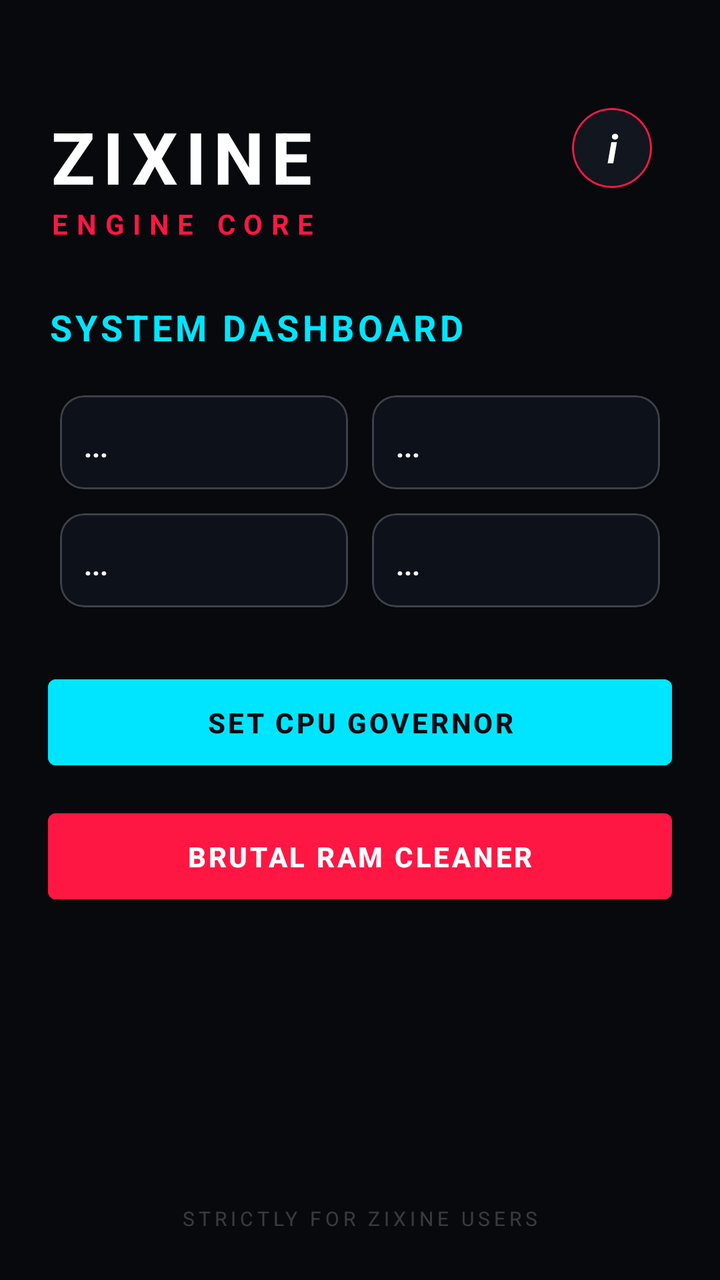
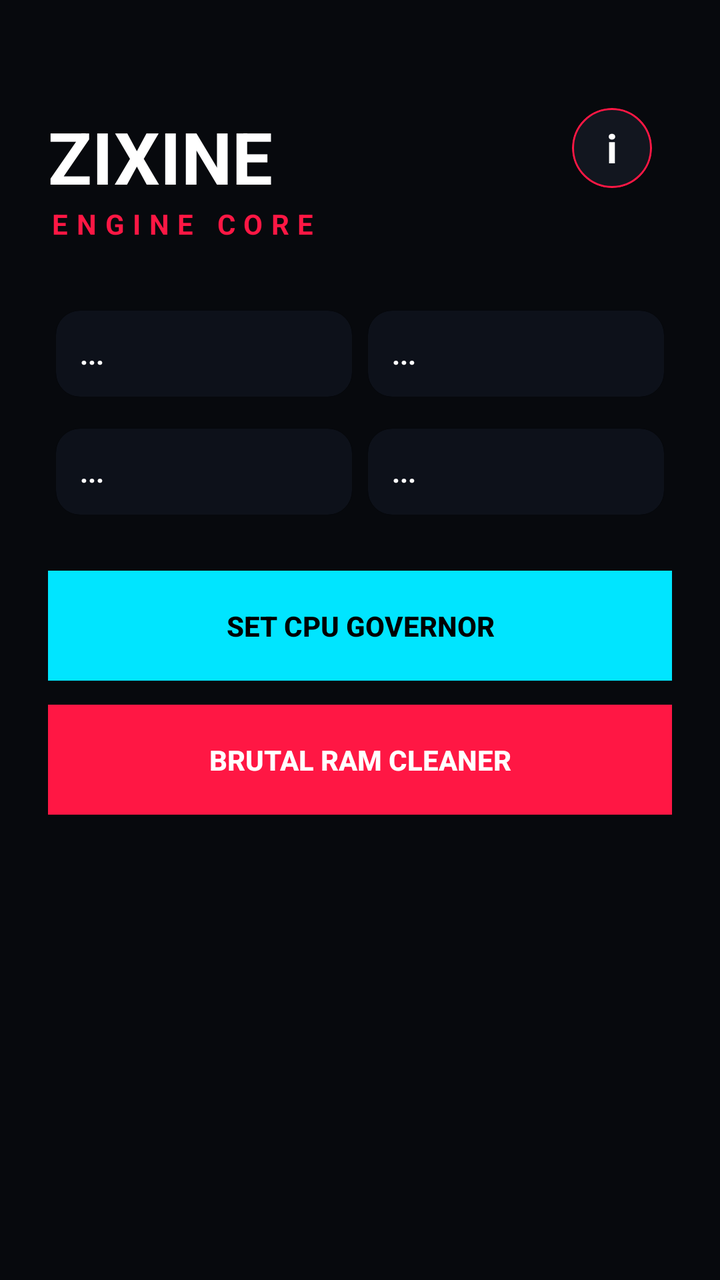

An Android layout rendered at two revisions. The XML below is the earlier revision; the diff shows what the commit changed to produce the second picture.
<!-- AndroidManifest.xml: application theme Theme.MaterialComponents.DayNight.NoActionBar -->
<!-- res/layout/activity_main.xml -->
<?xml version="1.0" encoding="utf-8"?>
<RelativeLayout xmlns:android="http://schemas.android.com/apk/res/android"
    xmlns:app="http://schemas.android.com/apk/res-auto"
    android:layout_width="match_parent"
    android:layout_height="match_parent"
    android:background="#07090D"
    android:padding="24dp">

    <com.google.android.material.card.MaterialCardView
        android:id="@+id/btn_info"
        android:layout_width="40dp"
        android:layout_height="40dp"
        android:layout_alignParentTop="true"
        android:layout_alignParentEnd="true"
        android:layout_marginTop="30dp"
        android:layout_marginEnd="10dp"
        android:clickable="true"
        android:focusable="true"
        app:cardBackgroundColor="#12161F"
        app:cardCornerRadius="20dp"
        app:strokeColor="#FF1744"
        app:strokeWidth="1dp">
        <TextView
            android:layout_width="match_parent"
            android:layout_height="match_parent"
            android:text="i"
            android:textColor="#FFFFFF"
            android:textSize="20sp"
            android:textStyle="bold|italic"
            android:gravity="center"/>
    </com.google.android.material.card.MaterialCardView>

    <LinearLayout
        android:id="@+id/header"
        android:layout_width="wrap_content"
        android:layout_height="wrap_content"
        android:orientation="vertical"
        android:layout_marginTop="30dp">
        <TextView
            android:layout_width="wrap_content"
            android:layout_height="wrap_content"
            android:text="ZIXINE"
            android:textColor="#FFFFFF"
            android:textSize="36sp"
            android:textStyle="bold"
            android:letterSpacing="0.1"/>
        <TextView
            android:layout_width="wrap_content"
            android:layout_height="wrap_content"
            android:text="ENGINE CORE"
            android:textColor="#FF1744"
            android:textSize="14sp"
            android:textStyle="bold"
            android:letterSpacing="0.3"/>
    </LinearLayout>

    <com.google.android.material.card.MaterialCardView
        android:id="@+id/layout_locked"
        android:layout_width="match_parent"
        android:layout_height="wrap_content"
        android:layout_centerInParent="true"
        app:cardBackgroundColor="#0D111A"
        app:cardCornerRadius="16dp"
        app:strokeColor="#33FF1744"
        app:strokeWidth="1dp"
        android:visibility="gone">

        <LinearLayout
            android:layout_width="match_parent"
            android:layout_height="wrap_content"
            android:orientation="vertical"
            android:padding="24dp">

            <TextView
                android:layout_width="match_parent"
                android:layout_height="wrap_content"
                android:text="RESTRICTED AREA"
                android:textColor="#FF1744"
                android:textSize="16sp"
                android:textStyle="bold"
                android:gravity="center"
                android:letterSpacing="0.2"/>

            <EditText
                android:id="@+id/input_code"
                android:layout_width="match_parent"
                android:layout_height="50dp"
                android:layout_marginTop="20dp"
                android:hint="Enter Passkey"
                android:textColorHint="#44FFFFFF"
                android:textColor="#FFFFFF"
                android:inputType="numberPassword"
                android:gravity="center"
                android:backgroundTint="#FF1744"
                android:textSize="18sp"
                android:letterSpacing="0.3"/>
                
            <Button
                android:id="@+id/btn_unlock"
                android:layout_width="match_parent"
                android:layout_height="55dp"
                android:layout_marginTop="20dp"
                android:text="BYPASS SECURITY"
                android:textColor="#FFFFFF"
                android:textStyle="bold"
                android:backgroundTint="#FF1744"/>
        </LinearLayout>
    </com.google.android.material.card.MaterialCardView>

    <LinearLayout
        android:id="@+id/layout_verified"
        android:layout_width="match_parent"
        android:layout_height="match_parent"
        android:layout_below="@id/header"
        android:layout_marginTop="30dp"
        android:orientation="vertical"
        android:visibility="visible">

        <TextView
            android:layout_width="wrap_content"
            android:layout_height="wrap_content"
            android:text="SYSTEM DASHBOARD"
            android:textColor="#00E5FF"
            android:textSize="18sp"
            android:textStyle="bold"
            android:letterSpacing="0.1"
            android:layout_marginBottom="16dp"/>

        <LinearLayout
            android:layout_width="match_parent"
            android:layout_height="wrap_content"
            android:orientation="vertical"
            android:layout_marginBottom="24dp">

            <LinearLayout
                android:layout_width="match_parent"
                android:layout_height="wrap_content"
                android:orientation="horizontal">

                <com.google.android.material.card.MaterialCardView
                    android:layout_width="0dp"
                    android:layout_height="wrap_content"
                    android:layout_weight="1"
                    android:layout_margin="6dp"
                    app:cardBackgroundColor="#0D111A"
                    app:cardCornerRadius="12dp"
                    app:strokeColor="#33FFFFFF"
                    app:strokeWidth="1dp">
                    <LinearLayout
                        android:layout_width="match_parent"
                        android:layout_height="wrap_content"
                        android:orientation="vertical"
                        android:padding="12dp">
                        <TextView android:text="RAM USAGE" android:textColor="#88FFFFFF" android:textSize="10sp" android:textStyle="bold"/>
                        <TextView android:id="@+id/tv_ram" android:layout_width="wrap_content" android:layout_height="wrap_content" android:text="..." android:textColor="#FFFFFF" android:textSize="14sp" android:layout_marginTop="4dp" android:textStyle="bold"/>
                    </LinearLayout>
                </com.google.android.material.card.MaterialCardView>

                <com.google.android.material.card.MaterialCardView
                    android:layout_width="0dp"
                    android:layout_height="wrap_content"
                    android:layout_weight="1"
                    android:layout_margin="6dp"
                    app:cardBackgroundColor="#0D111A"
                    app:cardCornerRadius="12dp"
                    app:strokeColor="#33FFFFFF"
                    app:strokeWidth="1dp">
                    <LinearLayout
                        android:layout_width="match_parent"
                        android:layout_height="wrap_content"
                        android:orientation="vertical"
                        android:padding="12dp">
                        <TextView android:text="ZRAM (SWAP)" android:textColor="#88FFFFFF" android:textSize="10sp" android:textStyle="bold"/>
                        <TextView android:id="@+id/tv_zram" android:layout_width="wrap_content" android:layout_height="wrap_content" android:text="..." android:textColor="#FFFFFF" android:textSize="14sp" android:layout_marginTop="4dp" android:textStyle="bold"/>
                    </LinearLayout>
                </com.google.android.material.card.MaterialCardView>
            </LinearLayout>

            <LinearLayout
                android:layout_width="match_parent"
                android:layout_height="wrap_content"
                android:orientation="horizontal">

                <com.google.android.material.card.MaterialCardView
                    android:layout_width="0dp"
                    android:layout_height="wrap_content"
                    android:layout_weight="1"
                    android:layout_margin="6dp"
                    app:cardBackgroundColor="#0D111A"
                    app:cardCornerRadius="12dp"
                    app:strokeColor="#33FFFFFF"
                    app:strokeWidth="1dp">
                    <LinearLayout
                        android:layout_width="match_parent"
                        android:layout_height="wrap_content"
                        android:orientation="vertical"
                        android:padding="12dp">
                        <TextView android:text="CPU GOVERNOR" android:textColor="#88FFFFFF" android:textSize="10sp" android:textStyle="bold"/>
                        <TextView android:id="@+id/tv_cpu" android:layout_width="wrap_content" android:layout_height="wrap_content" android:text="..." android:textColor="#FFFFFF" android:textSize="14sp" android:layout_marginTop="4dp" android:textStyle="bold"/>
                    </LinearLayout>
                </com.google.android.material.card.MaterialCardView>

                <com.google.android.material.card.MaterialCardView
                    android:layout_width="0dp"
                    android:layout_height="wrap_content"
                    android:layout_weight="1"
                    android:layout_margin="6dp"
                    app:cardBackgroundColor="#0D111A"
                    app:cardCornerRadius="12dp"
                    app:strokeColor="#33FFFFFF"
                    app:strokeWidth="1dp">
                    <LinearLayout
                        android:layout_width="match_parent"
                        android:layout_height="wrap_content"
                        android:orientation="vertical"
                        android:padding="12dp">
                        <TextView android:text="BATERAI" android:textColor="#88FFFFFF" android:textSize="10sp" android:textStyle="bold"/>
                        <TextView android:id="@+id/tv_battery" android:layout_width="wrap_content" android:layout_height="wrap_content" android:text="..." android:textColor="#FFFFFF" android:textSize="14sp" android:layout_marginTop="4dp" android:textStyle="bold"/>
                    </LinearLayout>
                </com.google.android.material.card.MaterialCardView>
            </LinearLayout>
        </LinearLayout>

        <LinearLayout
            android:layout_width="match_parent"
            android:layout_height="wrap_content"
            android:orientation="vertical">

            <Button
                android:id="@+id/btn_cpu_gov"
                android:layout_width="match_parent"
                android:layout_height="55dp"
                android:text="SET CPU GOVERNOR"
                android:textColor="#090C15"
                android:textStyle="bold"
                android:backgroundTint="#00E5FF"
                android:layout_marginBottom="12dp"/>

            <Button
                android:id="@+id/btn_clean_ram"
                android:layout_width="match_parent"
                android:layout_height="55dp"
                android:text="BRUTAL RAM CLEANER"
                android:textColor="#FFFFFF"
                android:textStyle="bold"
                android:backgroundTint="#FF1744" />
        </LinearLayout>
    </LinearLayout>

    <TextView
        android:layout_width="match_parent"
        android:layout_height="wrap_content"
        android:layout_alignParentBottom="true"
        android:text="STRICTLY FOR ZIXINE USERS"
        android:textColor="#33FFFFFF"
        android:textSize="10sp"
        android:gravity="center"
        android:letterSpacing="0.2"/>

</RelativeLayout>
<!-- resources referenced by this layout -->
<resources>

</resources>

<!-- the commit's change to res/layout/activity_main.xml (unified diff, before → after) -->
@@ -14,8 +14,6 @@
         android:layout_alignParentEnd="true"
         android:layout_marginTop="30dp"
         android:layout_marginEnd="10dp"
-        android:clickable="true"
-        android:focusable="true"
         app:cardBackgroundColor="#12161F"
         app:cardCornerRadius="20dp"
         app:strokeColor="#FF1744"
@@ -26,7 +24,7 @@
             android:text="i"
             android:textColor="#FFFFFF"
             android:textSize="20sp"
-            android:textStyle="bold|italic"
+            android:textStyle="bold"
             android:gravity="center"/>
     </com.google.android.material.card.MaterialCardView>
 
@@ -42,8 +40,7 @@
             android:text="ZIXINE"
             android:textColor="#FFFFFF"
             android:textSize="36sp"
-            android:textStyle="bold"
-            android:letterSpacing="0.1"/>
+            android:textStyle="bold"/>
         <TextView
             android:layout_width="wrap_content"
             android:layout_height="wrap_content"
@@ -64,46 +61,36 @@
         app:strokeColor="#33FF1744"
         app:strokeWidth="1dp"
         android:visibility="gone">
-
         <LinearLayout
             android:layout_width="match_parent"
             android:layout_height="wrap_content"
             android:orientation="vertical"
             android:padding="24dp">
-
             <TextView
                 android:layout_width="match_parent"
                 android:layout_height="wrap_content"
-                android:text="RESTRICTED AREA"
+                android:text="SYSTEM LOCKED"
                 android:textColor="#FF1744"
-                android:textSize="16sp"
-                android:textStyle="bold"
                 android:gravity="center"
-                android:letterSpacing="0.2"/>
-
+                android:textStyle="bold"/>
             <EditText
                 android:id="@+id/input_code"
                 android:layout_width="match_parent"
                 android:layout_height="50dp"
                 android:layout_marginTop="20dp"
-                android:hint="Enter Passkey"
-                android:textColorHint="#44FFFFFF"
+                android:hint="Passkey"
                 android:textColor="#FFFFFF"
+                android:backgroundTint="#FF1744"
                 android:inputType="numberPassword"
-                android:gravity="center"
-                android:backgroundTint="#FF1744"
-                android:textSize="18sp"
-                android:letterSpacing="0.3"/>
-                
-            <Button
+                android:gravity="center"/>
+            <androidx.appcompat.widget.AppCompatButton
                 android:id="@+id/btn_unlock"
                 android:layout_width="match_parent"
                 android:layout_height="55dp"
                 android:layout_marginTop="20dp"
-                android:text="BYPASS SECURITY"
-                android:textColor="#FFFFFF"
-                android:textStyle="bold"
-                android:backgroundTint="#FF1744"/>
+                android:text="UNLOCK"
+                android:background="#FF1744"
+                android:textColor="#FFFFFF"/>
         </LinearLayout>
     </com.google.android.material.card.MaterialCardView>
 
@@ -116,145 +103,88 @@
         android:orientation="vertical"
         android:visibility="visible">
 
-        <TextView
-            android:layout_width="wrap_content"
-            android:layout_height="wrap_content"
-            android:text="SYSTEM DASHBOARD"
-            android:textColor="#00E5FF"
-            android:textSize="18sp"
-            android:textStyle="bold"
-            android:letterSpacing="0.1"
-            android:layout_marginBottom="16dp"/>
-
         <LinearLayout
             android:layout_width="match_parent"
             android:layout_height="wrap_content"
-            android:orientation="vertical"
-            android:layout_marginBottom="24dp">
-
-            <LinearLayout
-                android:layout_width="match_parent"
+            android:orientation="horizontal"
+            android:weightSum="2">
+            <com.google.android.material.card.MaterialCardView
+                android:layout_width="0dp"
                 android:layout_height="wrap_content"
-                android:orientation="horizontal">
-
-                <com.google.android.material.card.MaterialCardView
-                    android:layout_width="0dp"
-                    android:layout_height="wrap_content"
-                    android:layout_weight="1"
-                    android:layout_margin="6dp"
-                    app:cardBackgroundColor="#0D111A"
-                    app:cardCornerRadius="12dp"
-                    app:strokeColor="#33FFFFFF"
-                    app:strokeWidth="1dp">
-                    <LinearLayout
-                        android:layout_width="match_parent"
-                        android:layout_height="wrap_content"
-                        android:orientation="vertical"
-                        android:padding="12dp">
-                        <TextView android:text="RAM USAGE" android:textColor="#88FFFFFF" android:textSize="10sp" android:textStyle="bold"/>
-                        <TextView android:id="@+id/tv_ram" android:layout_width="wrap_content" android:layout_height="wrap_content" android:text="..." android:textColor="#FFFFFF" android:textSize="14sp" android:layout_marginTop="4dp" android:textStyle="bold"/>
-                    </LinearLayout>
-                </com.google.android.material.card.MaterialCardView>
-
-                <com.google.android.material.card.MaterialCardView
-                    android:layout_width="0dp"
-                    android:layout_height="wrap_content"
-                    android:layout_weight="1"
-                    android:layout_margin="6dp"
-                    app:cardBackgroundColor="#0D111A"
-                    app:cardCornerRadius="12dp"
-                    app:strokeColor="#33FFFFFF"
-                    app:strokeWidth="1dp">
-                    <LinearLayout
-                        android:layout_width="match_parent"
-                        android:layout_height="wrap_content"
-                        android:orientation="vertical"
-                        android:padding="12dp">
-                        <TextView android:text="ZRAM (SWAP)" android:textColor="#88FFFFFF" android:textSize="10sp" android:textStyle="bold"/>
-                        <TextView android:id="@+id/tv_zram" android:layout_width="wrap_content" android:layout_height="wrap_content" android:text="..." android:textColor="#FFFFFF" android:textSize="14sp" android:layout_marginTop="4dp" android:textStyle="bold"/>
-                    </LinearLayout>
-                </com.google.android.material.card.MaterialCardView>
-            </LinearLayout>
-
-            <LinearLayout
-                android:layout_width="match_parent"
+                android:layout_weight="1"
+                android:layout_margin="4dp"
+                app:cardBackgroundColor="#0D111A"
+                app:cardCornerRadius="12dp">
+                <LinearLayout android:padding="12dp" android:orientation="vertical" android:layout_width="match_parent" android:layout_height="wrap_content">
+                    <TextView android:text="RAM" android:textColor="#88FFFFFF" android:textSize="10sp"/>
+                    <TextView android:id="@+id/tv_ram" android:text="..." android:textColor="#FFFFFF" android:textStyle="bold" android:layout_width="wrap_content" android:layout_height="wrap_content"/>
+                </LinearLayout>
+            </com.google.android.material.card.MaterialCardView>
+            <com.google.android.material.card.MaterialCardView
+                android:layout_width="0dp"
                 android:layout_height="wrap_content"
-                android:orientation="horizontal">
-
-                <com.google.android.material.card.MaterialCardView
-                    android:layout_width="0dp"
-                    android:layout_height="wrap_content"
-                    android:layout_weight="1"
-                    android:layout_margin="6dp"
-                    app:cardBackgroundColor="#0D111A"
-                    app:cardCornerRadius="12dp"
-                    app:strokeColor="#33FFFFFF"
-                    app:strokeWidth="1dp">
-                    <LinearLayout
-                        android:layout_width="match_parent"
-                        android:layout_height="wrap_content"
-                        android:orientation="vertical"
-                        android:padding="12dp">
-                        <TextView android:text="CPU GOVERNOR" android:textColor="#88FFFFFF" android:textSize="10sp" android:textStyle="bold"/>
-                        <TextView android:id="@+id/tv_cpu" android:layout_width="wrap_content" android:layout_height="wrap_content" android:text="..." android:textColor="#FFFFFF" android:textSize="14sp" android:layout_marginTop="4dp" android:textStyle="bold"/>
-                    </LinearLayout>
-                </com.google.android.material.card.MaterialCardView>
-
-                <com.google.android.material.card.MaterialCardView
-                    android:layout_width="0dp"
-                    android:layout_height="wrap_content"
-                    android:layout_weight="1"
-                    android:layout_margin="6dp"
-                    app:cardBackgroundColor="#0D111A"
-                    app:cardCornerRadius="12dp"
-                    app:strokeColor="#33FFFFFF"
-                    app:strokeWidth="1dp">
-                    <LinearLayout
-                        android:layout_width="match_parent"
-                        android:layout_height="wrap_content"
-                        android:orientation="vertical"
-                        android:padding="12dp">
-                        <TextView android:text="BATERAI" android:textColor="#88FFFFFF" android:textSize="10sp" android:textStyle="bold"/>
-                        <TextView android:id="@+id/tv_battery" android:layout_width="wrap_content" android:layout_height="wrap_content" android:text="..." android:textColor="#FFFFFF" android:textSize="14sp" android:layout_marginTop="4dp" android:textStyle="bold"/>
-                    </LinearLayout>
-                </com.google.android.material.card.MaterialCardView>
-            </LinearLayout>
+                android:layout_weight="1"
+                android:layout_margin="4dp"
+                app:cardBackgroundColor="#0D111A"
+                app:cardCornerRadius="12dp">
+                <LinearLayout android:padding="12dp" android:orientation="vertical" android:layout_width="match_parent" android:layout_height="wrap_content">
+                    <TextView android:text="ZRAM" android:textColor="#88FFFFFF" android:textSize="10sp"/>
+                    <TextView android:id="@+id/tv_zram" android:text="..." android:textColor="#FFFFFF" android:textStyle="bold" android:layout_width="wrap_content" android:layout_height="wrap_content"/>
+                </LinearLayout>
+            </com.google.android.material.card.MaterialCardView>
         </LinearLayout>
 
         <LinearLayout
             android:layout_width="match_parent"
             android:layout_height="wrap_content"
-            android:orientation="vertical">
+            android:orientation="horizontal"
+            android:weightSum="2"
+            android:layout_marginTop="8dp">
+            <com.google.android.material.card.MaterialCardView
+                android:layout_width="0dp"
+                android:layout_height="wrap_content"
+                android:layout_weight="1"
+                android:layout_margin="4dp"
+                app:cardBackgroundColor="#0D111A"
+                app:cardCornerRadius="12dp">
+                <LinearLayout android:padding="12dp" android:orientation="vertical" android:layout_width="match_parent" android:layout_height="wrap_content">
+                    <TextView android:text="GOVERNOR" android:textColor="#88FFFFFF" android:textSize="10sp"/>
+                    <TextView android:id="@+id/tv_cpu" android:text="..." android:textColor="#FFFFFF" android:textStyle="bold" android:layout_width="wrap_content" android:layout_height="wrap_content"/>
+                </LinearLayout>
+            </com.google.android.material.card.MaterialCardView>
+            <com.google.android.material.card.MaterialCardView
+                android:layout_width="0dp"
+                android:layout_height="wrap_content"
+                android:layout_weight="1"
+                android:layout_margin="4dp"
+                app:cardBackgroundColor="#0D111A"
+                app:cardCornerRadius="12dp">
+                <LinearLayout android:padding="12dp" android:orientation="vertical" android:layout_width="match_parent" android:layout_height="wrap_content">
+                    <TextView android:text="BATTERY" android:textColor="#88FFFFFF" android:textSize="10sp"/>
+                    <TextView android:id="@+id/tv_battery" android:text="..." android:textColor="#FFFFFF" android:textStyle="bold" android:layout_width="wrap_content" android:layout_height="wrap_content"/>
+                </LinearLayout>
+            </com.google.android.material.card.MaterialCardView>
+        </LinearLayout>
 
-            <Button
-                android:id="@+id/btn_cpu_gov"
-                android:layout_width="match_parent"
-                android:layout_height="55dp"
-                android:text="SET CPU GOVERNOR"
-                android:textColor="#090C15"
-                android:textStyle="bold"
-                android:backgroundTint="#00E5FF"
-                android:layout_marginBottom="12dp"/>
+        <androidx.appcompat.widget.AppCompatButton
+            android:id="@+id/btn_cpu_gov"
+            android:layout_width="match_parent"
+            android:layout_height="55dp"
+            android:layout_marginTop="24dp"
+            android:text="SET CPU GOVERNOR"
+            android:background="#00E5FF"
+            android:textColor="#000000"
+            android:textStyle="bold"/>
 
-            <Button
-                android:id="@+id/btn_clean_ram"
-                android:layout_width="match_parent"
-                android:layout_height="55dp"
-                android:text="BRUTAL RAM CLEANER"
-                android:textColor="#FFFFFF"
-                android:textStyle="bold"
-                android:backgroundTint="#FF1744" />
-        </LinearLayout>
+        <androidx.appcompat.widget.AppCompatButton
+            android:id="@+id/btn_clean_ram"
+            android:layout_width="match_parent"
+            android:layout_height="55dp"
+            android:layout_marginTop="12dp"
+            android:text="BRUTAL RAM CLEANER"
+            android:background="#FF1744"
+            android:textColor="#FFFFFF"
+            android:textStyle="bold"/>
     </LinearLayout>
 
-    <TextView
-        android:layout_width="match_parent"
-        android:layout_height="wrap_content"
-        android:layout_alignParentBottom="true"
-        android:text="STRICTLY FOR ZIXINE USERS"
-        android:textColor="#33FFFFFF"
-        android:textSize="10sp"
-        android:gravity="center"
-        android:letterSpacing="0.2"/>
-
 </RelativeLayout>
